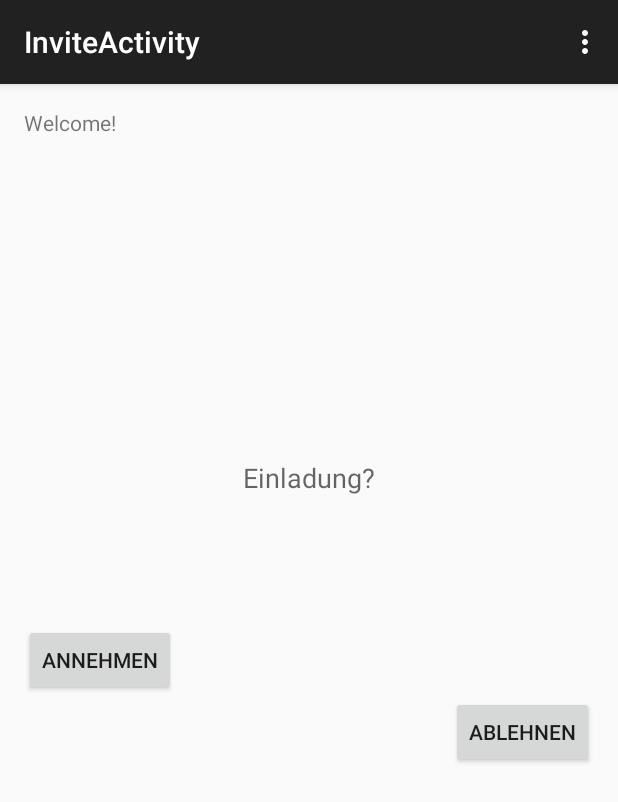
After one commit to 4gray/mmk-xmpp-game, an Android app: the InviteActivity screen opened directly, with no data from a screen before it, on a phone screen of 412 x 824 dp. The commit adds this screen. Shown: the top 802 px of the screen. Run offline under Robolectric (Android 15) with nearby library versions, the phone set to English and light mode, and no system bars; 2 statements that could not run were skipped.

Commit message:
invite stuff

```diff
--- a/TicTacToe2/app/src/main/AndroidManifest.xml
+++ b/TicTacToe2/app/src/main/AndroidManifest.xml
@@ -39,11 +39,14 @@
             android:name=".BuddyListActivity"
             android:label="@string/title_activity_buddy_list" >
         </activity>
-
         <activity
             android:name=".MainActivity"
             android:label="@string/main_activity_title" >
         </activity>
+        <activity
+            android:name=".InviteActivity"
+            android:label="@string/title_activity_invite" >
+        </activity>
     </application>
 
 </manifest>
--- a/TicTacToe2/app/src/main/java/com/game/mmk/tictactoe/BuddyListActivity.java
+++ b/TicTacToe2/app/src/main/java/com/game/mmk/tictactoe/BuddyListActivity.java
@@ -75,14 +75,13 @@ public class BuddyListActivity extends ActionBarActivity {
 
 
         Intent intent = getIntent();
-
         if (intent.getExtras() != null) {
 
             TMessage tm = (TMessage) intent.getSerializableExtra("Message");
 
             String body = tm.getBody();
             final String from = tm.getFrom();
-
+            Log.d("test",body);
             if (body.equals("invitation")) {
                 AlertDialog.Builder builder = new AlertDialog.Builder(this);
                 builder.setMessage("Einladung?")
--- /dev/null
+++ b/TicTacToe2/app/src/main/java/com/game/mmk/tictactoe/InviteActivity.java
@@ -0,0 +1,59 @@
+package com.game.mmk.tictactoe;
+
+import android.content.Intent;
+import android.support.v7.app.ActionBarActivity;
+import android.os.Bundle;
+import android.view.Menu;
+import android.view.MenuItem;
+import android.view.View;
+
+
+public class InviteActivity extends ActionBarActivity {
+
+    private String body = null;
+    private String from = null;
+
+    @Override
+    protected void onCreate(Bundle savedInstanceState) {
+        super.onCreate(savedInstanceState);
+        setContentView(R.layout.activity_invite);
+        Intent intent = getIntent();
+
+        TMessage tm = (TMessage) intent.getSerializableExtra("Message");
+
+        body = tm.getBody();
+        from = tm.getFrom();
+    }
+
+    @Override
+    public boolean onCreateOptionsMenu(Menu menu) {
+        // Inflate the menu; this adds items to the action bar if it is present.
+        getMenuInflater().inflate(R.menu.menu_invite, menu);
+        return true;
+    }
+
+    public void onAnnehmen (View view) {
+        XMPP.getInstance().sendMessage("invite","accept",from);
+    }
+
+    public void onAblehnen (View view) {
+        XMPP.getInstance().sendMessage("invite", "decline", from);
+        Intent intent = new Intent();
+        intent.setClass(this, BuddyListActivity.class);
+        this.startActivity(intent);
+    }
+    @Override
+    public boolean onOptionsItemSelected(MenuItem item) {
+        // Handle action bar item clicks here. The action bar will
+        // automatically handle clicks on the Home/Up button, so long
+        // as you specify a parent activity in AndroidManifest.xml.
+        int id = item.getItemId();
+
+        //noinspection SimplifiableIfStatement
+        if (id == R.id.action_settings) {
+            return true;
+        }
+
+        return super.onOptionsItemSelected(item);
+    }
+}
--- a/TicTacToe2/app/src/main/java/com/game/mmk/tictactoe/XMPP.java
+++ b/TicTacToe2/app/src/main/java/com/game/mmk/tictactoe/XMPP.java
@@ -88,12 +88,8 @@ public class XMPP {
 
         if (message.getSubject().equals("invite")) {
             Intent intent = new Intent();
-            intent.setClass(this.context, BuddyListActivity.class);
+            intent.setClass(this.context, InviteActivity.class);
             intent.setFlags(Intent.FLAG_ACTIVITY_NEW_TASK);
-
-            ArrayList<String> ar = new ArrayList();
-            ar.add(message.getBody());
-            ar.add(message.getFrom());
 
             TMessage tm = new TMessage(message.getSubject(), message.getBody(), message.getFrom());
 
--- /dev/null
+++ b/TicTacToe2/app/src/main/res/layout/activity_invite.xml
@@ -0,0 +1,42 @@
+<RelativeLayout xmlns:android="http://schemas.android.com/apk/res/android"
+    xmlns:tools="http://schemas.android.com/tools" android:layout_width="match_parent"
+    android:layout_height="match_parent" android:paddingLeft="@dimen/activity_horizontal_margin"
+    android:paddingRight="@dimen/activity_horizontal_margin"
+    android:paddingTop="@dimen/activity_vertical_margin"
+    android:paddingBottom="@dimen/activity_vertical_margin"
+    tools:context="com.game.mmk.tictactoe.InviteActivity">
+
+    <TextView android:text="@string/hello_world" android:layout_width="wrap_content"
+        android:layout_height="wrap_content" />
+
+    <Button
+        android:layout_width="wrap_content"
+        android:layout_height="wrap_content"
+        android:text="Annehmen"
+        android:id="@+id/button4"
+        android:layout_centerVertical="true"
+        android:layout_alignParentLeft="true"
+        android:layout_alignParentStart="true"
+        android:onClick="onAnnehmen" />
+
+    <Button
+        android:layout_width="wrap_content"
+        android:layout_height="wrap_content"
+        android:text="Ablehnen"
+        android:id="@+id/button5"
+        android:layout_below="@+id/button4"
+        android:layout_alignParentRight="true"
+        android:layout_alignParentEnd="true"
+        android:onClick="onAblehnen" />
+
+    <TextView
+        android:layout_width="wrap_content"
+        android:layout_height="wrap_content"
+        android:textAppearance="?android:attr/textAppearanceMedium"
+        android:text="Einladung?"
+        android:id="@+id/textView2"
+        android:layout_above="@+id/button4"
+        android:layout_centerHorizontal="true"
+        android:layout_marginBottom="85dp" />
+
+</RelativeLayout>
--- /dev/null
+++ b/TicTacToe2/app/src/main/res/menu/menu_invite.xml
@@ -0,0 +1,7 @@
+<menu xmlns:android="http://schemas.android.com/apk/res/android"
+    xmlns:app="http://schemas.android.com/apk/res-auto"
+    xmlns:tools="http://schemas.android.com/tools"
+    tools:context="com.game.mmk.tictactoe.InviteActivity">
+    <item android:id="@+id/action_settings" android:title="@string/action_settings"
+        android:orderInCategory="100" app:showAsAction="never" />
+</menu>
--- a/TicTacToe2/app/src/main/res/values/strings.xml
+++ b/TicTacToe2/app/src/main/res/values/strings.xml
@@ -8,4 +8,5 @@
     <string name="title_app">Tic Tac Toe</string>
     <string name="main_activity_title">Spiel</string>
     <string name="game_area">Spielfeld hier</string>
+    <string name="title_activity_invite">InviteActivity</string>
 </resources>
```
Also changed, not shown: 2 other files.
